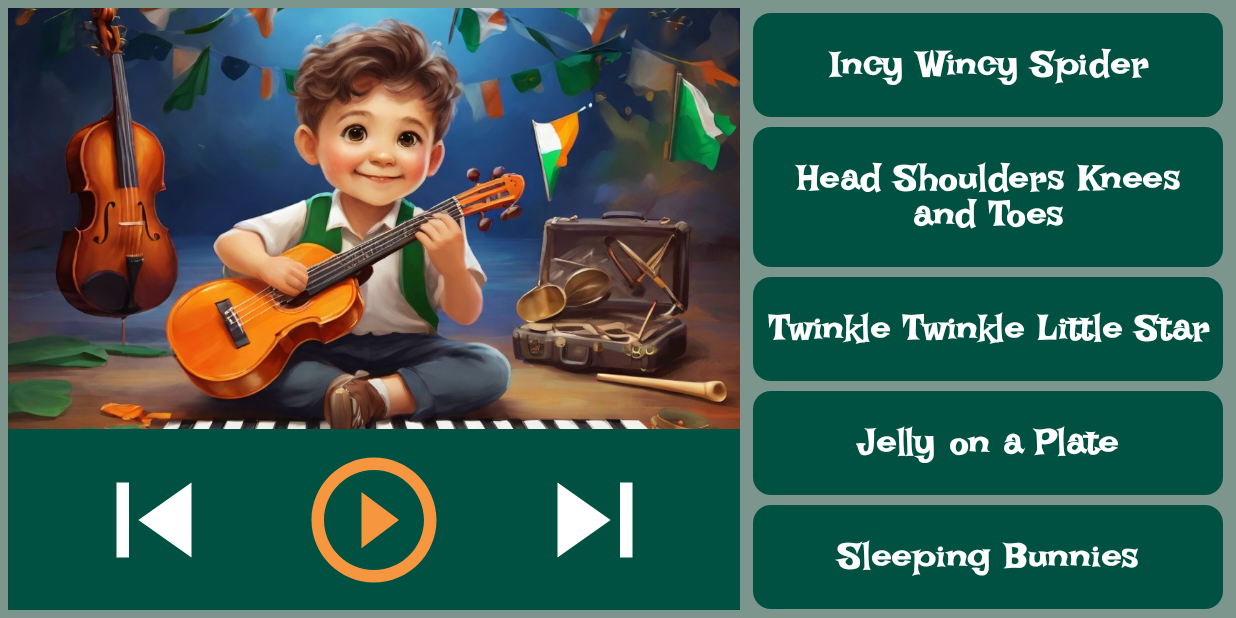
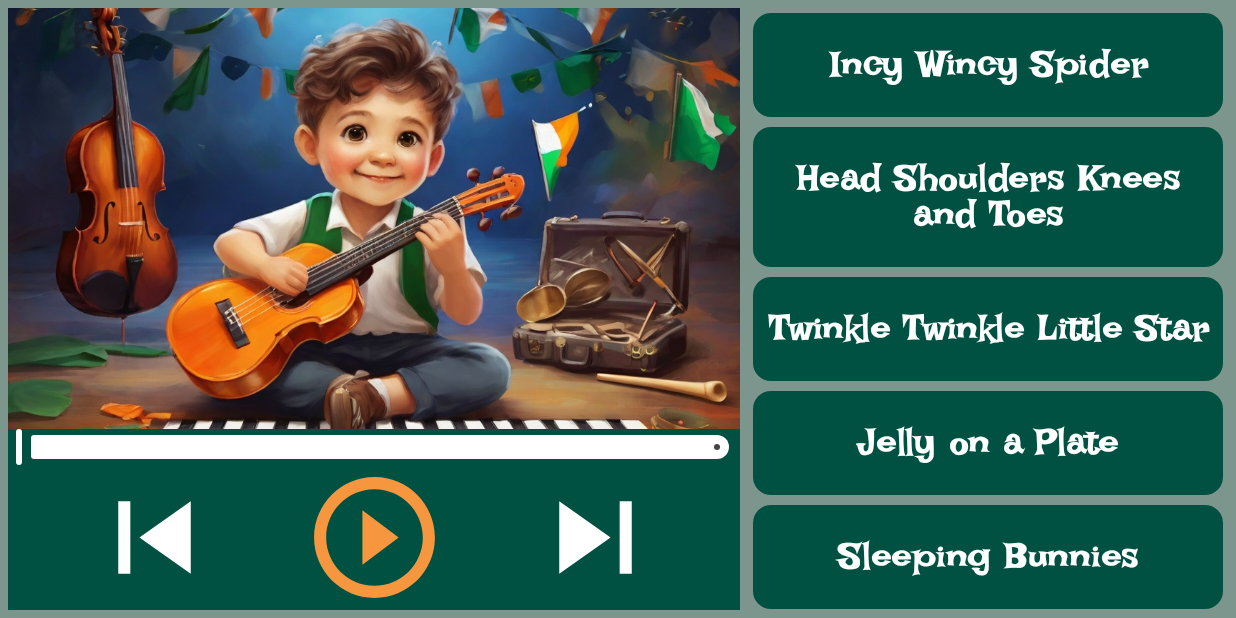
Before and after one commit to Sergey0703/handyplayer, an Android app built with Jetpack Compose: the screen it shows after launch (MainActivity), on a phone screen of 824 x 412 dp (held sideways). Run offline under Robolectric (Android 15) with nearby library versions, the phone set to English and light mode, and no system bars; our stand-ins replace constraintlayout-compose.

Commit message:
with slider

```diff
--- a/app/src/main/java/com/serhiibaliasnyi/cozyplayer/screens/MainScreen.kt
+++ b/app/src/main/java/com/serhiibaliasnyi/cozyplayer/screens/MainScreen.kt
@@ -14,8 +14,11 @@ import androidx.compose.foundation.layout.Box
 import androidx.compose.foundation.layout.Column
 import androidx.compose.foundation.layout.PaddingValues
 import androidx.compose.foundation.layout.Row
+import androidx.compose.foundation.layout.Spacer
+import androidx.compose.foundation.layout.fillMaxHeight
 import androidx.compose.foundation.layout.fillMaxSize
 import androidx.compose.foundation.layout.fillMaxWidth
+import androidx.compose.foundation.layout.height
 import androidx.compose.foundation.layout.padding
 import androidx.compose.foundation.layout.size
 import androidx.compose.foundation.layout.wrapContentWidth
@@ -28,10 +31,13 @@ import androidx.compose.material3.ButtonDefaults
 import androidx.compose.material3.Card
 import androidx.compose.material3.CardDefaults
 import androidx.compose.material3.Icon
+import androidx.compose.material3.Slider
+import androidx.compose.material3.SliderDefaults
 import androidx.compose.material3.Text
 import androidx.compose.runtime.Composable
 import androidx.compose.runtime.LaunchedEffect
 import androidx.compose.runtime.mutableIntStateOf
+import androidx.compose.runtime.mutableLongStateOf
 import androidx.compose.runtime.mutableStateOf
 import androidx.compose.runtime.remember
 import androidx.compose.runtime.rememberCoroutineScope
@@ -43,12 +49,14 @@ import androidx.compose.ui.graphics.vector.ImageVector
 import androidx.compose.ui.layout.ContentScale
 import androidx.compose.ui.platform.LocalContext
 import androidx.compose.ui.res.vectorResource
+import androidx.compose.ui.text.TextStyle
 import androidx.compose.ui.text.font.FontWeight
 import androidx.compose.ui.text.style.TextAlign
 import androidx.compose.ui.unit.dp
 import androidx.compose.ui.unit.sp
 import androidx.constraintlayout.compose.ConstraintLayout
 import androidx.constraintlayout.compose.Dimension
+import androidx.core.content.ContextCompat
 import androidx.media3.common.C
 import androidx.media3.common.MediaItem
 import androidx.media3.common.Player
@@ -58,7 +66,11 @@ import androidx.media3.exoplayer.ExoPlayer
 import com.serhiibaliasnyi.cozyplayer.MainActivity
 import com.serhiibaliasnyi.cozyplayer.R
 import com.serhiibaliasnyi.cozyplayer.ui.theme.irishGroverFontFamily
+import kotlinx.coroutines.delay
 import kotlinx.coroutines.launch
+//import kotlin.coroutines.jvm.internal.CompletedContinuation.context
+
+//import java.time.format.TextStyle
 
 //import kotlin.coroutines.jvm.internal.CompletedContinuation.context
 
@@ -123,18 +135,55 @@ fun MainScreen(playList: List<MainActivity.Music>){
         object : Player.Listener {
             override fun onTracksChanged(tracks: Tracks) {
                 // Update UI using current tracks.
-                Log.d("counter","updateTrack="+tracks.toString())
-                Log.d("counter","player.currentMediaItemIndex="+player.currentMediaItemIndex.toString())
-                 if(!firstLaunch) numberOfTrack.value =player.currentMediaItemIndex+1;
-                 Log.d("counter","firstLaunch="+firstLaunch)
+                Log.d("counter", "updateTrack=" + tracks.toString())
+                Log.d(
+                    "counter",
+                    "player.currentMediaItemIndex=" + player.currentMediaItemIndex.toString()
+                )
+                if (!firstLaunch) numberOfTrack.value = player.currentMediaItemIndex + 1;
+                Log.d("counter", "firstLaunch=" + firstLaunch)
                 coroutineScope.launch {
                     listState.animateScrollToItem(player.currentMediaItemIndex)
                 }
-            // Log.d("counter","updateTrack="+playingSongIndex.value.toString())
+                // Log.d("counter","updateTrack="+playingSongIndex.value.toString())
             }
+
             override fun onPlaybackStateChanged(state: Int) {
                 if (state == Player.STATE_ENDED) {
-                    isPlaying.value=false
+                    isPlaying.value = false
+                }
+            }
+        }
+     )
+
+            val currentPosition = remember {
+                mutableLongStateOf(0)
+            }
+
+            val sliderPosition = remember {
+                mutableLongStateOf(0)
+            }
+
+            val totalDuration = remember {
+                mutableLongStateOf(0)
+            }
+
+
+            LaunchedEffect(key1 = player.currentPosition, key2 = player.isPlaying) {
+              //  Log.d("counter","Launch4")
+                delay(1000)
+                currentPosition.longValue = player.currentPosition
+            }
+
+            LaunchedEffect(currentPosition.longValue) {
+               // Log.d("counter","Launch5")
+                sliderPosition.longValue = currentPosition.longValue
+            }
+
+            LaunchedEffect(player.duration) {
+              //  Log.d("counter","Launch6")
+                if (player.duration > 0) {
+                    totalDuration.longValue = player.duration
                 }
             }
 
@@ -153,8 +202,8 @@ fun MainScreen(playList: List<MainActivity.Music>){
                 }
               }
             */
-        }
-    )
+
+
 
 
 
@@ -201,6 +250,51 @@ fun MainScreen(playList: List<MainActivity.Music>){
                   contentAlignment = Alignment.Center
               ) {
                   Column(){
+                      Row(
+                          modifier = Modifier
+                              //.fillMaxWidth(.9f)
+                              //.background(Color.Gray)
+                              .fillMaxHeight(.2f)
+                              .padding(horizontal = 5.dp),
+                              horizontalArrangement = Arrangement.Center,
+
+                      ) {
+
+                          TrackSlider(
+                              value = sliderPosition.longValue.toFloat(),
+                              onValueChange = {
+                                  sliderPosition.longValue = it.toLong()
+                              },
+                              onValueChangeFinished = {
+                                  currentPosition.longValue = sliderPosition.longValue
+                                  player.seekTo(sliderPosition.longValue)
+                              },
+                              songDuration = totalDuration.longValue.toFloat()
+                          )
+                          Row(
+                              modifier = Modifier.fillMaxWidth(),
+                          ) {
+
+                              Text(
+                                  text = (currentPosition.longValue).convertToText(),
+                                  modifier = Modifier
+                                      .height(20.dp)
+                                      .padding(8.dp),
+                                  color = Color.Black,
+                                  style = TextStyle(fontWeight = FontWeight.Bold)
+                              )
+
+                              val remainTime = totalDuration.longValue - currentPosition.longValue
+                              Text(
+                                  text = if (remainTime >= 0) remainTime.convertToText() else "",
+                                  modifier = Modifier
+                                      .padding(8.dp),
+                                  color = Color.Black,
+                                  style = TextStyle(fontWeight = FontWeight.Bold)
+                              )
+                          }
+                      }
+                      //Spacer(modifier = Modifier.height(20.dp))
                   Row(
                       modifier = Modifier
                           //.background(Color.Gray)
@@ -428,7 +522,48 @@ fun MainScreen(playList: List<MainActivity.Music>){
       //}
 
 }
+private fun Long.convertToText(): String {
+    val sec = this / 1000
+    val minutes = sec / 60
+    val seconds = sec % 60
 
+    val minutesString = if (minutes < 10) {
+        "0$minutes"
+    } else {
+        minutes.toString()
+    }
+    val secondsString = if (seconds < 10) {
+        "0$seconds"
+    } else {
+        seconds.toString()
+    }
+    return "$minutesString:$secondsString"
+}
+@Composable
+fun TrackSlider(
+    value: Float,
+    onValueChange: (newValue: Float) -> Unit,
+    onValueChangeFinished: () -> Unit,
+    songDuration: Float
+) {
+    Slider(
+        value = value,
+        onValueChange = {
+            onValueChange(it)
+        },
+        onValueChangeFinished = {
+
+            onValueChangeFinished()
+
+        },
+        valueRange = 0f..songDuration,
+        colors = SliderDefaults.colors(
+            thumbColor = Color.White,
+            activeTrackColor = Color.DarkGray,
+            inactiveTrackColor = Color.White,
+        )
+    )
+}
 
 @Composable
 fun AssetImage(trackName: Int){
--- a/app/src/main/res/values/colors.xml
+++ b/app/src/main/res/values/colors.xml
@@ -7,4 +7,5 @@
     <color name="teal_700">#FF018786</color>
     <color name="black">#FF000000</color>
     <color name="white">#FFFFFFFF</color>
+    <color name="ground_green">#7d968d</color>
 </resources>
```
